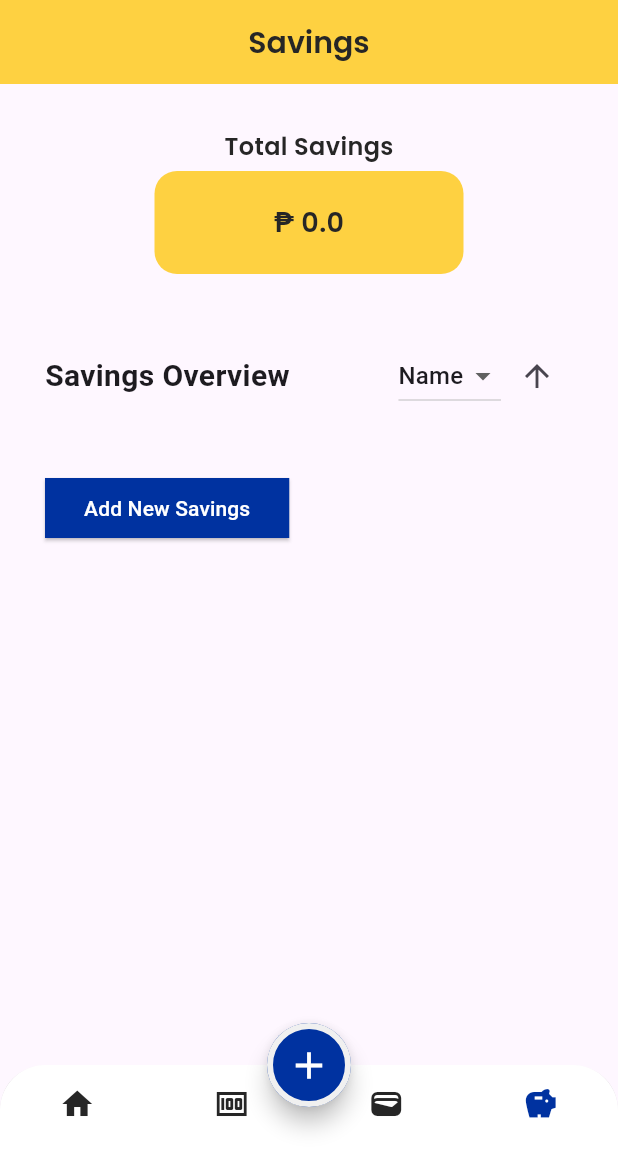
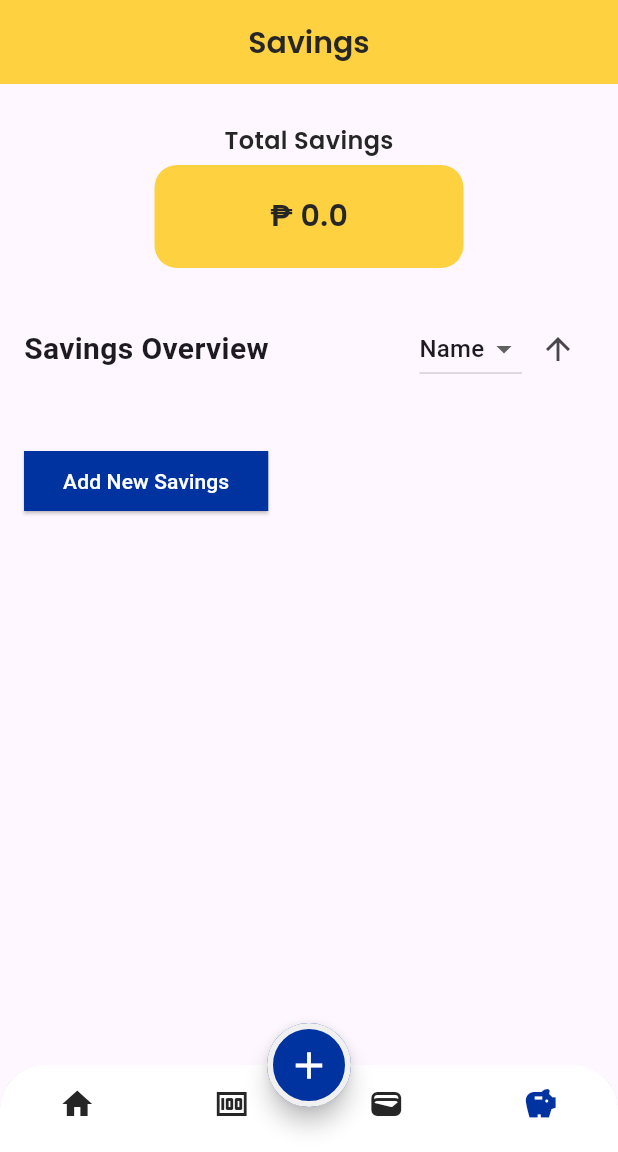
Before and after one commit to hydraadra112/perapal, a Flutter app: the screen it shows once a user with an empty profile is signed in, item 4 of the bottom bar chosen, on a phone screen of 412 x 824 dp, the part 84-1236 px from its top. Run offline on Flutter 3.47's test engine with Material 3 defaults, Android fonts, the phone set to English and light mode, and no system bars; our stand-ins replace animated_splash_screen, cloud_firestore, firebase_auth, firebase_core, google_fonts; accounts and stored records are empty.

Commit message:
added cashdisplay on expense and adjusted margins on savings page, fixed stacking dialog box on add button except expense button

```diff
--- a/lib/components/add_button.dart
+++ b/lib/components/add_button.dart
@@ -56,13 +56,14 @@ class AddButton extends StatelessWidget {
                 FloatingActionButton(
                   onPressed: () async {
                     await showAddExpenseDialog(context, (String budgetName, double amount, String notes) async {
-                      await addExpense(budgetName, amount, notes); // Add expense to Firestore
+                      await addExpense(budgetName, amount, notes);
                     });
                   },
                   child: const Icon(Icons.money),
                 ),
                 FloatingActionButton(
                   onPressed: () async {
+                    Navigator.pop(context);
                     await showAddBudgetDialog(context, (String name, double limit, double spent) async {
                       await addBudget(name, limit, spent);
                     });
@@ -83,6 +84,7 @@ class AddButton extends StatelessWidget {
               children: [
                 FloatingActionButton(
                   onPressed: () async {
+                    Navigator.pop(context);
                     await showAddSavingsDialog(context, (String name, double goal, double saved) async {
                       await addSavingsGoal(name, goal, saved);
                     });
--- a/lib/pages/savings_page.dart
+++ b/lib/pages/savings_page.dart
@@ -108,22 +108,20 @@ class _SavingsState extends State<Savings> {
       ),
       body: SingleChildScrollView(
         child: Padding(
-          padding: const EdgeInsets.symmetric(horizontal: 30),
+          padding: const EdgeInsets.all(16),
           child: Column(
             crossAxisAlignment: CrossAxisAlignment.start,
             children: [
-              const Padding(padding: EdgeInsets.only(top: 30)),
+              const Padding(padding: EdgeInsets.only(top: 10)),
 
               CashDisplay(
                 expenseName: "Total Savings",
                 cashValue: totalSavedAmount,
                 color: yellow,
-                style: heading2D,
+                style: heading1D,
               ),
 
-              const Padding(padding: EdgeInsets.only(top: 30)),
-
-              const SizedBox(height: 14),
+             SizedBox(height: medium),
 
               Row(
                 mainAxisAlignment: MainAxisAlignment.spaceBetween,
```
Also changed, not shown: lib/pages/expense_page.dart (+15 -1 lines).
